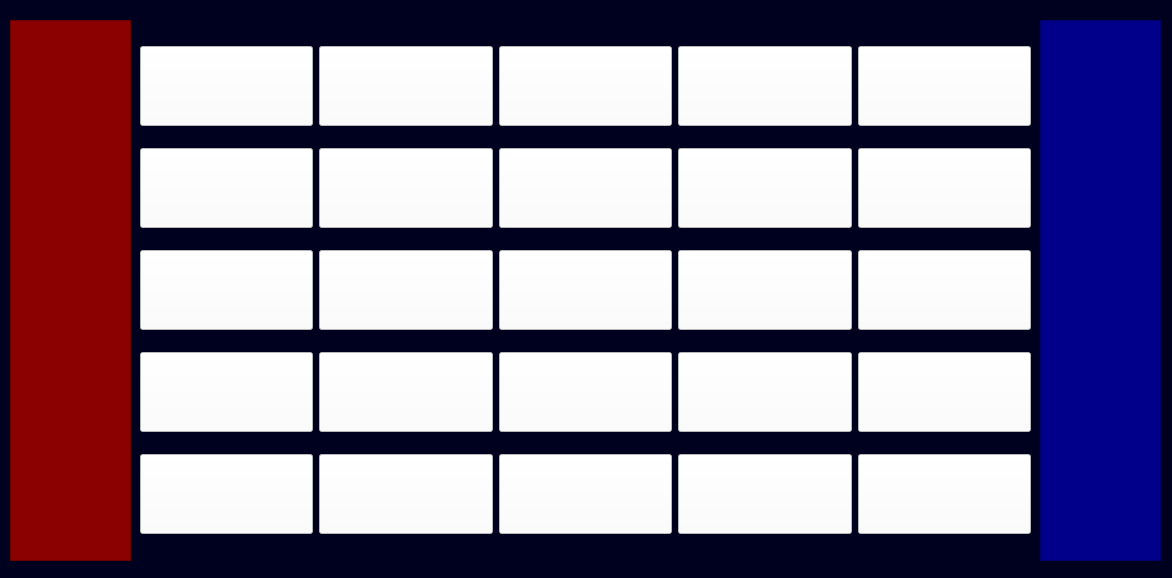
This is gamewindow.ui in yukavb/gui-Codenames as Qt 5 draws it before an edit. The edited form follows.
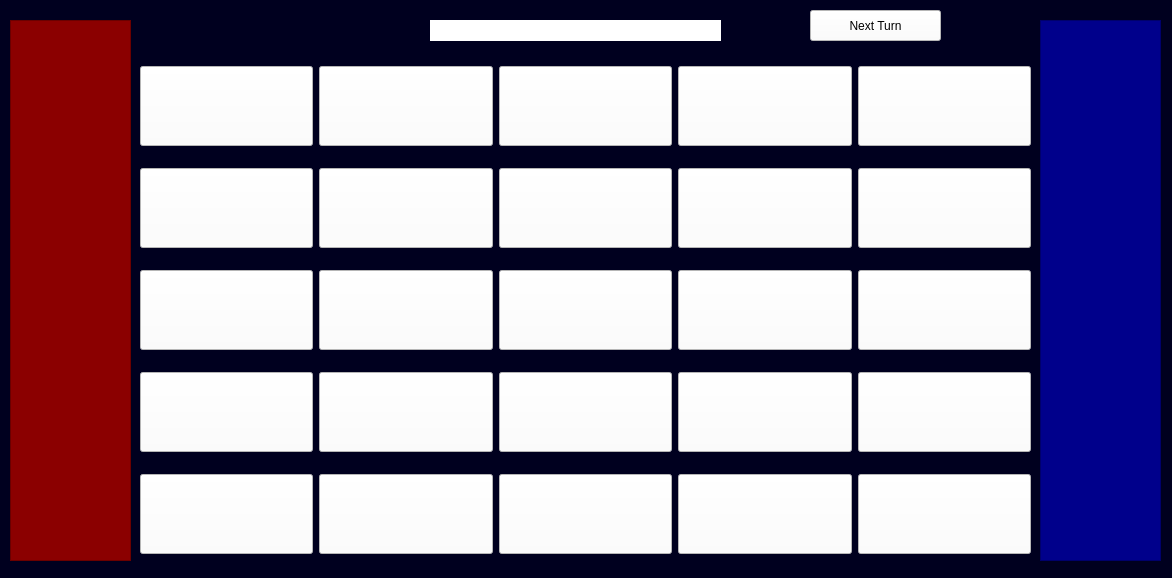
This is the edited form.

Patch:
```diff
--- a/gamewindow.ui
+++ b/gamewindow.ui
@@ -46,7 +46,7 @@
    <property name="geometry">
     <rect>
      <x>140</x>
-     <y>30</y>
+     <y>50</y>
      <width>891</width>
      <height>521</height>
     </rect>
@@ -477,6 +477,44 @@
     </item>
    </layout>
   </widget>
+  <widget class="QLabel" name="label">
+   <property name="geometry">
+    <rect>
+     <x>430</x>
+     <y>20</y>
+     <width>291</width>
+     <height>21</height>
+    </rect>
+   </property>
+   <property name="font">
+    <font>
+     <pointsize>17</pointsize>
+    </font>
+   </property>
+   <property name="styleSheet">
+    <string notr="true">background-color: rgb(255, 255, 255);</string>
+   </property>
+   <property name="text">
+    <string/>
+   </property>
+  </widget>
+  <widget class="QPushButton" name="pushButton_11">
+   <property name="geometry">
+    <rect>
+     <x>810</x>
+     <y>10</y>
+     <width>131</width>
+     <height>31</height>
+    </rect>
+   </property>
+   <property name="styleSheet">
+    <string notr="true">background-color: rgb(255, 255, 255);
+</string>
+   </property>
+   <property name="text">
+    <string>Next Turn</string>
+   </property>
+  </widget>
  </widget>
  <resources/>
  <connections/>
```
